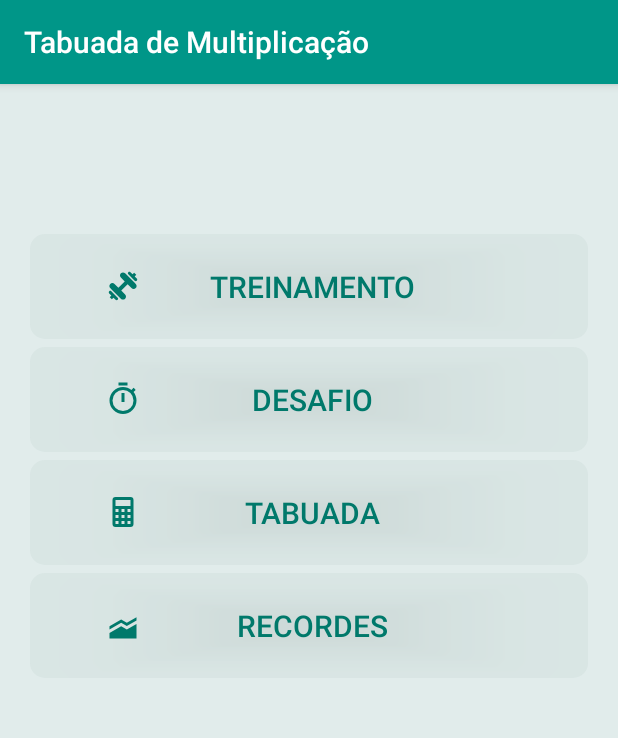
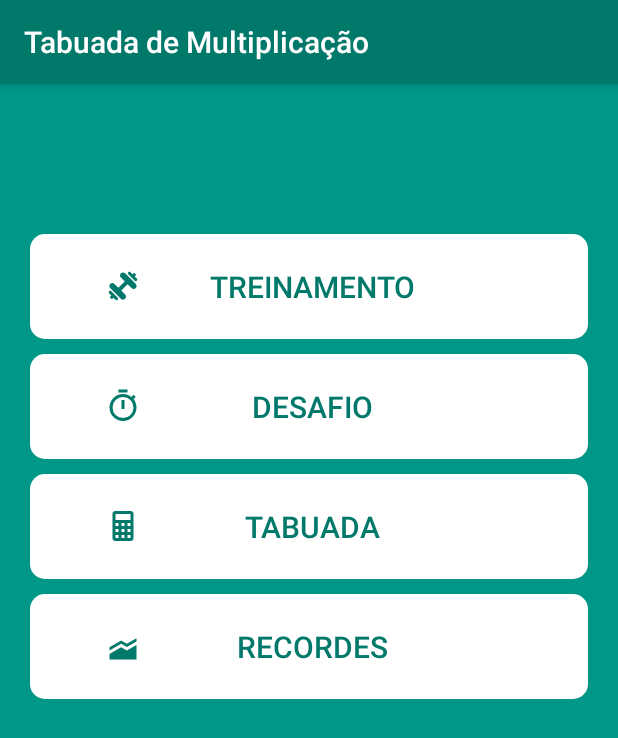
Before and after one commit to limadouglas/APPTabuadaMultiplicar, an Android app: the screen it shows after launch (PrincipalActivity), on a phone screen of 412 x 824 dp. Shown: the top 738 px of the screen. Run offline under Robolectric (Android 15) with nearby library versions, the phone set to English and light mode, and no system bars.

Commit message:
Implementaçao de uma nova cor de layout.

```diff
--- a/app/src/main/res/drawable/screen_border.xml
+++ b/app/src/main/res/drawable/screen_border.xml
@@ -2,7 +2,7 @@
     android:padding="10dp"
     android:shape="rectangle">
 
-    <solid android:color="#64cbdad9" />
+    <solid android:color="#fff" />
 
 
     <corners
--- a/app/src/main/res/layout-normal/principal_activity.xml
+++ b/app/src/main/res/layout-normal/principal_activity.xml
@@ -3,12 +3,13 @@
     android:layout_width="match_parent"
     android:layout_height="match_parent"
     android:orientation="vertical"
-    android:padding="20dp">
+    android:padding="20dp"
+    android:background="@color/corBackground">
 
     <Button
         android:layout_width="match_parent"
         android:layout_height="70dp"
-        android:layout_marginBottom="5dp"
+        android:layout_marginBottom="10dp"
         android:layout_marginTop="80dp"
         android:background="@drawable/screen_border"
         android:drawableLeft="@drawable/btn_treinamento_normal"
@@ -22,7 +23,7 @@
     <Button
         android:layout_width="match_parent"
         android:layout_height="70dp"
-        android:layout_marginBottom="5dp"
+        android:layout_marginBottom="10dp"
         android:background="@drawable/screen_border"
         android:drawableLeft="@drawable/btn_desafio_normal"
         android:onClick="desafio"
@@ -30,13 +31,14 @@
         android:paddingRight="70dp"
         android:text="@string/desafio"
         android:textColor="@color/colorPrimaryDark"
-        android:textSize="20dp" />
+        android:textSize="20dp"
+        android:id="@+id/button3" />
 
 
     <Button
         android:layout_width="match_parent"
         android:layout_height="70dp"
-        android:layout_marginBottom="5dp"
+        android:layout_marginBottom="10dp"
         android:background="@drawable/screen_border"
         android:drawableLeft="@drawable/btn_tabuada_normal"
         android:onClick="tabuada"
@@ -44,7 +46,8 @@
         android:paddingRight="70dp"
         android:text="@string/tabuada"
         android:textColor="@color/colorPrimaryDark"
-        android:textSize="20dp" />
+        android:textSize="20dp"
+        android:id="@+id/button2" />
 
     <Button
         android:layout_width="match_parent"
--- a/app/src/main/res/values/colors.xml
+++ b/app/src/main/res/values/colors.xml
@@ -1,7 +1,8 @@
 <?xml version="1.0" encoding="utf-8"?>
 <resources>
-    <color name="colorPrimary">#009688</color>
+    <color name="colorPrimary">#00796B</color>
     <color name="colorPrimaryDark">#00796B</color>
-    <color name="colorAccent">#4CAF50</color>
+    <color name="colorAccent">#00796B</color>
     <color name="corFundo">#e1eceb</color>
+    <color name="corBackground">#009688</color>
 </resources>
```
